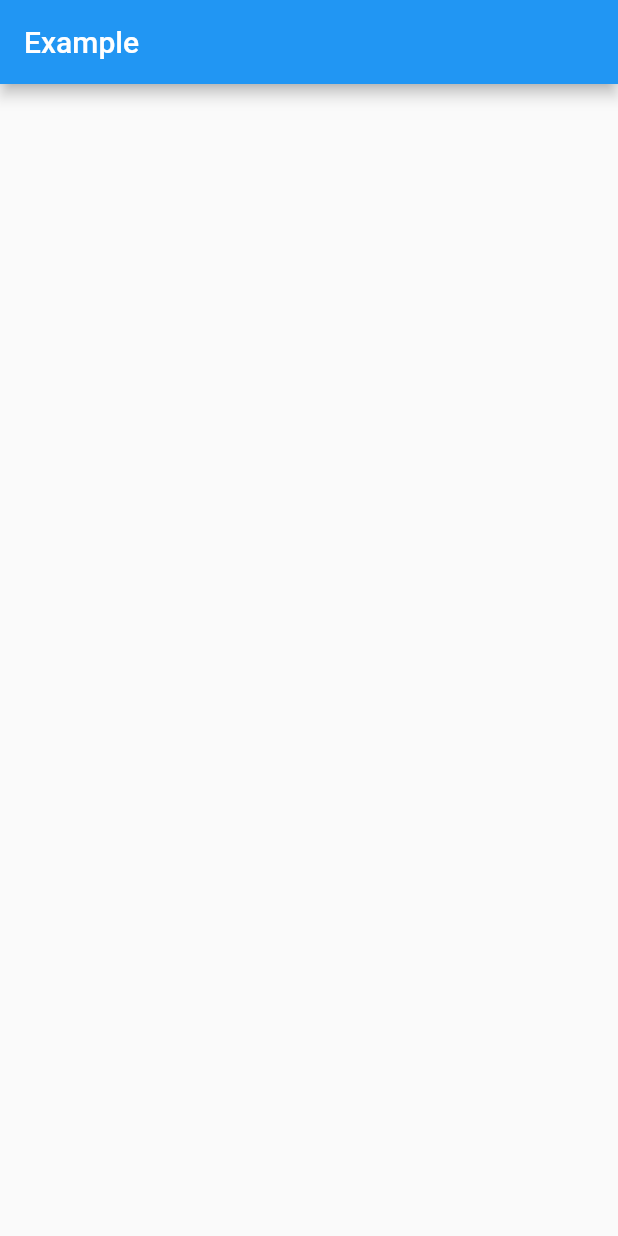
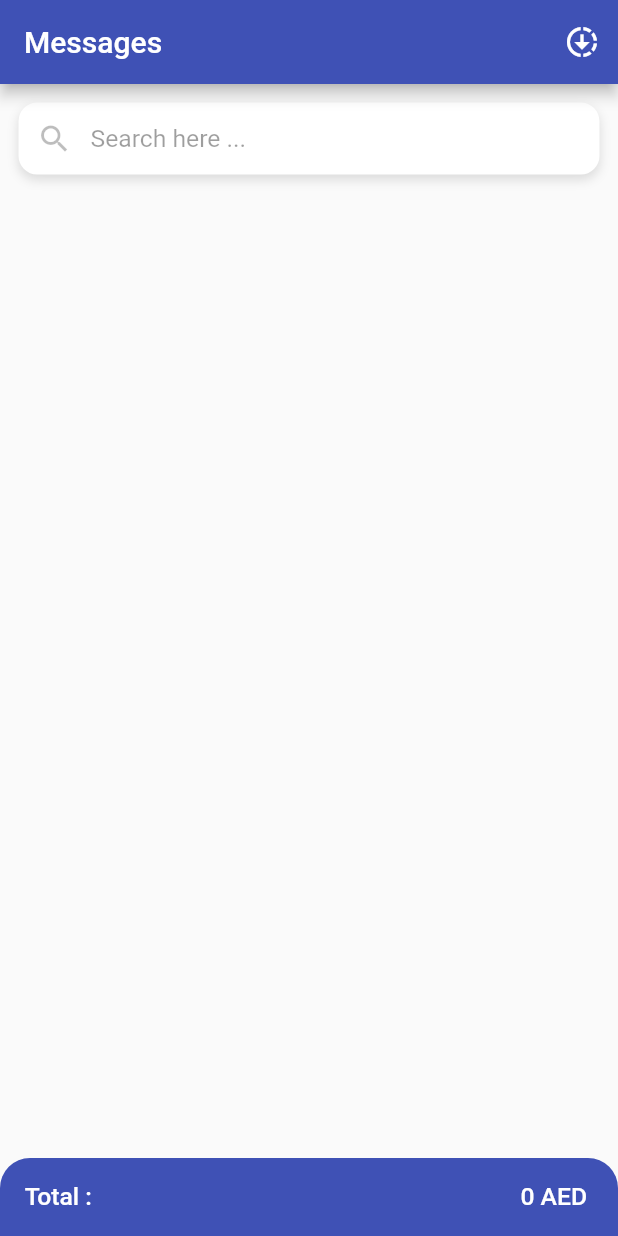
Before and after one commit to Ahmed-Mobark/sms, a Flutter app: the screen it shows after launch, on a phone screen of 412 x 824 dp. Run offline on Flutter 3.47's test engine with Material 2 defaults, Android fonts, the phone set to English and light mode, and no system bars; our stand-ins replace expandable, sizer; missing offline and left inert: sms_advanced.

Commit message:
sms desc

```diff
--- a/lib/main.dart
+++ b/lib/main.dart
@@ -1,60 +1,6 @@
 import 'package:flutter/material.dart';
-
-import 'package:sms_advanced/sms_advanced.dart';
+import 'screens/homeScreen.dart';
 
 void main() {
-  runApp(const MyApp());
+  runApp(const HomeScreen());
 }
-
-class MyApp extends StatefulWidget {
-  const MyApp({Key? key}) : super(key: key);
-
-  @override
-  State<MyApp> createState() => _MyAppState();
-}
-
-class _MyAppState extends State<MyApp> {
-  final SmsQuery query = SmsQuery();
-  List<SmsThread> threads = [];
-
-  @override
-  void initState() {
-    super.initState();
-    query.getAllThreads.then((value) {
-      threads = value;
-      print(threads);
-      setState(() {});
-    });
-  }
-
-  @override
-  Widget build(BuildContext context) {
-    return MaterialApp(
-        theme: ThemeData(
-          primarySwatch: Colors.blue,
-        ),
-        home: Scaffold(
-          appBar: AppBar(
-            title: const Text("Example"),
-          ),
-          body: ListView.builder(
-            itemCount: threads.length,
-            shrinkWrap: true,
-            itemBuilder: (BuildContext context, int index) {
-              return Column(
-                mainAxisSize: MainAxisSize.min,
-                children: [
-                  ListTile(
-                    minVerticalPadding: 8,
-                    minLeadingWidth: 4,
-                    title: Text(threads[index].messages.last.body ?? 'empty'),
-                    subtitle: Text(threads[index].contact?.address ?? 'empty'),
-                  ),
-                  const Divider()
-                ],
-              );
-            },
-          ),
-        ));
-  }
-}
--- /dev/null
+++ b/lib/screens/homeScreen.dart
@@ -0,0 +1,313 @@
+// ignore_for_file: unused_local_variable
+
+import 'package:expandable/expandable.dart';
+import 'package:flutter/material.dart';
+import 'package:sizer/sizer.dart';
+import 'package:sms/widgets/custom_text.dart';
+import 'package:sms_advanced/sms_advanced.dart';
+
+import '../widgets/Custom_TextField.dart';
+
+class HomeScreen extends StatefulWidget {
+  const HomeScreen({Key? key}) : super(key: key);
+
+  @override
+  State<HomeScreen> createState() => _HomeScreenState();
+}
+
+class _HomeScreenState extends State<HomeScreen> {
+  final SmsQuery query = SmsQuery();
+  List<SmsThread> threads = [];
+  TextEditingController searchCtn = TextEditingController();
+  var ReciveController = ExpandableController(initialExpanded: true);
+
+  @override
+  void initState() {
+    super.initState();
+    query.getAllThreads.then((value) {
+      threads = value;
+      print(threads);
+    });
+  }
+
+  bool expand = true;
+  int? tapped;
+  bool expandRes = true;
+  int? tappedRes;
+  int total = 0;
+  @override
+  Widget build(BuildContext context) {
+    return Sizer(builder: (context, orientation, deviceType) {
+      return MaterialApp(
+          debugShowCheckedModeBanner: false,
+          theme: ThemeData(
+            primarySwatch: Colors.indigo,
+          ),
+          home: Scaffold(
+            appBar: AppBar(title: const Text("Messages"), actions: [
+              IconButton(
+                onPressed: () {
+                  query.getAllThreads.then((value) {
+                    threads = value;
+                    setState(() {});
+                  });
+                },
+                icon: const Icon(Icons.downloading),
+              ),
+            ]),
+            body: Column(
+              children: [
+                Expanded(
+                  child: Padding(
+                    padding: EdgeInsets.symmetric(horizontal: 3.w),
+                    child: Column(
+                      children: [
+                        CustomTextFormField(
+                            onChangedFun: () {
+                              setState(() {
+                                print("object");
+                              });
+                              runFilter(searchCtn.text.trim());
+                            },
+                            hintText: 'Search here ...',
+                            prefixIcon: const Icon(Icons.search),
+                            controller: searchCtn),
+                        foundUsers.isEmpty
+                            ? ListView.builder(
+                                physics: const BouncingScrollPhysics(),
+                                itemCount: threads.length,
+                                shrinkWrap: true,
+                                itemBuilder: (BuildContext context, int index) {
+                                  return Container(
+                                    alignment: Alignment.center,
+                                    margin: EdgeInsets.only(bottom: 2.w),
+                                    padding: EdgeInsets.symmetric(
+                                        vertical: 2.w, horizontal: 2.w),
+                                    decoration: BoxDecoration(
+                                        borderRadius: BorderRadius.circular(
+                                          2.w,
+                                        ),
+                                        color: Colors.grey.withOpacity(.2)),
+                                    child: InkWell(
+                                      onTap: () {
+                                        setState(() {
+                                          expandRes = ((tappedRes == null) ||
+                                                  ((index == tappedRes) ||
+                                                      !expandRes))
+                                              ? !expandRes
+                                              : expandRes;
+                                          tappedRes = index;
+                                        });
+                                      },
+                                      child: ExpandablePanel(
+                                        expanded: const SizedBox(),
+                                        controller: ExpandableController(
+                                            initialExpanded: expandRes),
+                                        header: Column(
+                                          children: [
+                                            Row(
+                                              mainAxisAlignment:
+                                                  MainAxisAlignment
+                                                      .spaceBetween,
+                                              children: [
+                                                Text(
+                                                  threads[index]
+                                                          .contact
+                                                          ?.address ??
+                                                      'empty',
+                                                  style: TextStyle(
+                                                      fontSize: 4.w,
+                                                      color: Colors.indigo,
+                                                      fontWeight:
+                                                          FontWeight.w500),
+                                                ),
+                                                Text(
+                                                  "${threads[index].messages.first.date!.day} / ${threads[index].messages.first.date!.month} / ${threads[index].messages.first.date!.year}",
+                                                  style:
+                                                      TextStyle(fontSize: 4.w),
+                                                ),
+                                              ],
+                                            ),
+                                            Padding(
+                                              padding: EdgeInsets.symmetric(
+                                                  vertical: 2.w),
+                                              child: Row(
+                                                mainAxisAlignment:
+                                                    MainAxisAlignment
+                                                        .spaceBetween,
+                                                children: [
+                                                  CustomText(
+                                                    text: 'ADE 0.00',
+                                                    color: Colors.indigo,
+                                                    fontweight: FontWeight.w500,
+                                                  ),
+                                                  CustomText(
+                                                    text: "Click to show",
+                                                    fontSize: 3.w,
+                                                  ),
+                                                ],
+                                              ),
+                                            ),
+                                          ],
+                                        ),
+                                        collapsed: Container(
+                                            padding: EdgeInsets.all(3.w),
+                                            width: 100.w,
+                                            color: Colors.white,
+                                            child: Text(
+                                              threads[index]
+                                                      .messages
+                                                      .last
+                                                      .body ??
+                                                  'empty',
+                                              style: const TextStyle(),
+                                            )),
+                                      ),
+                                    ),
+                                  );
+                                },
+                              )
+                            : ListView.builder(
+                                physics: const BouncingScrollPhysics(),
+                                itemCount: results.length,
+                                shrinkWrap: true,
+                                itemBuilder: (BuildContext context, int index) {
+                                  return Container(
+                                    alignment: Alignment.center,
+                                    margin: EdgeInsets.only(bottom: 2.w),
+                                    padding: EdgeInsets.symmetric(
+                                        vertical: 2.w, horizontal: 2.w),
+                                    decoration: BoxDecoration(
+                                        borderRadius: BorderRadius.circular(
+                                          2.w,
+                                        ),
+                                        color: Colors.grey.withOpacity(.2)),
+                                    child: InkWell(
+                                      onTap: () {
+                                        setState(() {
+                                          expand = ((tapped == null) ||
+                                                  ((index == tapped) ||
+                                                      !expand))
+                                              ? !expand
+                                              : expand;
+                                          tapped = index;
+                                        });
+                                      },
+                                      child: ExpandablePanel(
+                                        expanded: const SizedBox(),
+                                        controller: ExpandableController(
+                                            initialExpanded: expand),
+                                        header: Column(
+                                          children: [
+                                            Row(
+                                              mainAxisAlignment:
+                                                  MainAxisAlignment
+                                                      .spaceBetween,
+                                              children: [
+                                                CustomText(
+                                                    text: results[index]
+                                                            .contact
+                                                            ?.address ??
+                                                        'empty',
+                                                    fontSize: 4.w,
+                                                    color: Colors.indigo,
+                                                    fontweight:
+                                                        FontWeight.w500),
+                                                CustomText(
+                                                    text:
+                                                        "${results[index].messages.first.date!.day} / ${results[index].messages.first.date!.month} / ${results[index].messages.first.date!.year}",
+                                                    fontSize: 4.w),
+                                              ],
+                                            ),
+                                            Padding(
+                                              padding: EdgeInsets.symmetric(
+                                                  vertical: 2.w),
+                                              child: Row(
+                                                mainAxisAlignment:
+                                                    MainAxisAlignment
+                                                        .spaceBetween,
+                                                children: [
+                                                  CustomText(
+                                                    text: 'ADE 0.00',
+                                                    color: Colors.indigo,
+                                                    fontweight: FontWeight.w500,
+                                                  ),
+                                                  CustomText(
+                                                    text: "Click to show",
+                                                    fontSize: 3.w,
+                                                  ),
+                                                ],
+                                              ),
+                                            ),
+                                          ],
+                                        ),
+                                        collapsed: Container(
+                                            padding: EdgeInsets.all(3.w),
+                                            width: 100.w,
+                                            color: Colors.white,
+                                            child: Text(
+                                              results[index]
+                                                      .messages
+                                                      .last
+                                                      .body ??
+                                                  'empty',
+                                              style: const TextStyle(),
+                                            )),
+                                      ),
+                                    ),
+                                  );
+                                },
+                              )
+                      ],
+                    ),
+                  ),
+                ),
+                Container(
+                  padding: EdgeInsets.symmetric(horizontal: 4.w, vertical: 4.w),
+                  margin: EdgeInsets.only(top: 2.w),
+                  decoration: const BoxDecoration(
+                      borderRadius: BorderRadius.only(
+                          topLeft: Radius.circular(20),
+                          topRight: Radius.circular(20)),
+                      color: Colors.indigo),
+                  child: Row(
+                      mainAxisAlignment: MainAxisAlignment.spaceBetween,
+                      children: [
+                        CustomText(
+                            text: 'Total : ',
+                            color: Colors.white,
+                            fontSize: 4.w,
+                            fontweight: FontWeight.w500),
+                        CustomText(
+                            text: "$total AED ",
+                            color: Colors.white,
+                            fontSize: 4.w,
+                            fontweight: FontWeight.w500)
+                      ]),
+                )
+              ],
+            ),
+          ));
+    });
+  }
+
+  List<SmsThread> results = [];
+  List<SmsThread> foundUsers = [];
+  void runFilter(String enteredKeyword) {
+    if (enteredKeyword.isEmpty) {
+      // if the search field is empty or only contains white-space, we'll display all users
+      results = threads;
+    } else {
+      results = threads
+          .where((user) => user.contact!.address!
+              .toLowerCase()
+              .contains(enteredKeyword.toLowerCase()))
+          .toList();
+    }
+
+    // Refresh the UI
+    setState(() {
+      foundUsers = results;
+    });
+  }
+}
--- /dev/null
+++ b/lib/widgets/Custom_TextField.dart
@@ -0,0 +1,112 @@
+// ignore_for_file: prefer_const_constructors, file_names
+
+import 'package:flutter/material.dart';
+import 'package:flutter/services.dart';
+import 'package:sizer/sizer.dart';
+
+
+
+// ignore: non_constant_identifier_names
+Widget CustomTextFormField(
+        {Widget? labelContent,
+        String? hintText,
+        double? textSize,
+        EdgeInsetsGeometry? contentPadding,
+        TextEditingController? controller,
+        Widget? prefixIcon,
+        Color? fillColor,
+        Widget? suffixIcon,
+        double? width,
+        TextInputAction? textInputAction,
+        int? maxLines,
+        bool? isPassword,
+        TextInputType? keyBoardType,
+        double?radius,
+        List<TextInputFormatter>? inputFormatter,
+        FocusNode? focusNode,
+        bool? readOnly,
+        Function? onChangedFun,
+        Function? validation}) =>
+    Container(
+      width: width ?? 100.w,
+      decoration: BoxDecoration(
+        borderRadius: BorderRadius.circular(radius??3.w),
+        boxShadow: [
+          BoxShadow(
+            color: Colors.black.withOpacity(0.12),
+            offset: const Offset(0, 3.0),
+            blurRadius: 5.0,
+          ),
+        ],
+      ),
+      margin: EdgeInsets.symmetric(
+        vertical: 3.w,
+      ),
+      child: TextFormField(
+        // textAlign: TextAlign.start,
+        scrollPhysics: const BouncingScrollPhysics(),
+        obscureText: isPassword ?? false,
+        autovalidateMode: AutovalidateMode.onUserInteraction,
+        controller: controller,
+        readOnly: readOnly ?? false,
+        inputFormatters: inputFormatter ?? [],
+        textInputAction: textInputAction,
+        focusNode: focusNode,
+        onChanged: onChangedFun != null
+            ? (_) {
+                onChangedFun();
+              }
+            : (_) {},
+
+        decoration: InputDecoration(
+          filled: true,
+          border: OutlineInputBorder(
+            borderRadius: BorderRadius.circular(radius??3.w),
+            borderSide: const BorderSide(
+              width: 0,
+              style: BorderStyle.none,
+            ),
+          ),
+          contentPadding: contentPadding ??
+              EdgeInsets.symmetric(
+                vertical: 3.w,
+              ),
+          alignLabelWithHint: true,
+          label: labelContent ?? labelContent,
+          hintText: hintText,
+          hintStyle: TextStyle(
+            color: Colors.black38,
+            fontSize: textSize ?? 4.w,
+          ),
+          focusColor: Colors.grey,
+          prefixIcon: SizedBox(
+            width: 2.w,
+            height: 2.w,
+            child: Padding(
+              padding: EdgeInsets.symmetric(horizontal: 2.w),
+              child: prefixIcon,
+            ),
+          ),
+          suffixIcon: Padding(
+            padding: EdgeInsets.symmetric(horizontal: 2.w),
+            child: suffixIcon,
+          ),
+          prefixIconColor: Colors.black26,
+          suffixIconConstraints:
+              const BoxConstraints(minWidth: 30, minHeight: 20),
+          fillColor: Colors.white,
+        ),
+        style: TextStyle(color: Colors.black87, fontSize: 4.w),
+        maxLines: maxLines ?? 1,
+        textAlign: TextAlign.start,
+        keyboardType: keyBoardType ?? TextInputType.text,
+        cursorColor: Colors.black26,
+        validator: validation != null
+            ? (value) {
+                return validation(value);
+              }
+            : (value) {
+                return null;
+              },
+      ),
+    );
--- /dev/null
+++ b/lib/widgets/custom_text.dart
@@ -0,0 +1,33 @@
+// ignore_for_file: non_constant_identifier_names
+
+import 'package:flutter/material.dart';
+import 'package:sizer/sizer.dart';
+
+Widget CustomText(
+        {Key? key,
+        String? text,
+        Color? color,
+        double? fontSize,
+        TextAlign? textAlign,
+        FontWeight? fontweight,
+        bool? underline = false,
+        TextOverflow? overflow,
+        EdgeInsetsGeometry? padding,
+        int? maxLines}) =>
+    Padding(
+      padding: padding ?? const EdgeInsets.all(0),
+      child: Text(
+        text!,
+        textAlign: textAlign,
+        style: TextStyle(
+            color: color ?? Colors.black,
+            decoration: underline == true
+                ? TextDecoration.underline
+                : TextDecoration.none,
+            fontSize: fontSize ?? 3.w,
+            fontWeight: fontweight ?? FontWeight.normal,
+         ),
+        overflow: overflow,
+        maxLines: maxLines,
+      ),
+    );
--- a/pubspec.yaml
+++ b/pubspec.yaml
@@ -20,7 +20,7 @@ publish_to: 'none' # Remove this line if you wish to publish to pub.dev
 version: 1.0.0+1
 
 environment:
-  sdk: '>=2.18.4 <3.0.0'
+  sdk: '>=2.18.0 <3.0.0'
 
 # Dependencies specify other packages that your package needs in order to work.
 # To automatically upgrade your package dependencies to the latest versions
@@ -40,6 +40,9 @@ dependencies:
   permission_handler: ^10.2.0
   flutter_sms_inbox: ^1.0.2
   sms_advanced: ^1.0.1
+  sizer: ^2.0.15
+  expandable: ^5.0.1
+
 
 dev_dependencies:
   flutter_test:
```
Also changed, not shown: pubspec.lock.
